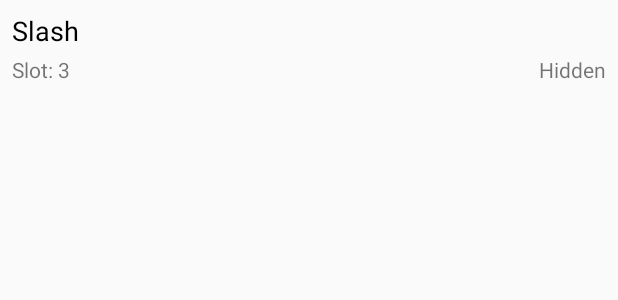
After one commit to ayushKataria/MyPokedex, an Android app: the layout pokemon_ability_list_item.xml on its own in the app's theme, with its tools: preview values and no code run, on a phone screen of 412 x 824 dp. The commit adds this screen. Shown: the top 300 px of the screen. Run offline under Robolectric (Android 15) with nearby library versions, the phone set to English and light mode, and no system bars; network calls fail.

Commit message:
added abilitiesFragment in pokemonDetail

```diff
--- a/app/src/main/java/com/example/akat2/mypokedex/adapters/PokemonDetailViewPagerAdapter.kt
+++ b/app/src/main/java/com/example/akat2/mypokedex/adapters/PokemonDetailViewPagerAdapter.kt
@@ -3,6 +3,7 @@ package com.example.akat2.mypokedex.adapters
 import android.support.v4.app.Fragment
 import android.support.v4.app.FragmentManager
 import android.support.v4.app.FragmentPagerAdapter
+import com.example.akat2.mypokedex.fragments.PokemonDetailAbilitiesFragment
 import com.example.akat2.mypokedex.fragments.PokemonDetailOverviewFragment
 
 /**
@@ -15,6 +16,7 @@ class PokemonDetailViewPagerAdapter(fm: FragmentManager?) : FragmentPagerAdapter
     override fun getItem(position: Int): Fragment {
         return when(position) {
             0 -> PokemonDetailOverviewFragment()
+            1 -> PokemonDetailAbilitiesFragment()
             else -> Fragment()
         }
     }
--- a/app/src/main/java/com/example/akat2/mypokedex/adapters/PokemonTypeListAdapter.kt
+++ b/app/src/main/java/com/example/akat2/mypokedex/adapters/PokemonTypeListAdapter.kt
@@ -18,7 +18,7 @@ class PokemonTypeListAdapter(val context: Context?, val types: ArrayList<String>
 
     override fun onCreateViewHolder(parent: ViewGroup, viewType: Int): ViewHolder {
         val view = LayoutInflater.from(context).inflate(R.layout.pokemon_type_list_item, parent, false)
-        return ViewHolder(view, itemClick)
+        return ViewHolder(view)
     }
 
     override fun getItemCount(): Int {
@@ -29,7 +29,7 @@ class PokemonTypeListAdapter(val context: Context?, val types: ArrayList<String>
         holder.bindType(types[position])
     }
 
-    inner class ViewHolder(itemView: View?, itemClick: (String) -> Unit) : RecyclerView.ViewHolder(itemView){
+    inner class ViewHolder(itemView: View?) : RecyclerView.ViewHolder(itemView){
 
         val typeNameTextView = itemView?.findViewById<TextView>(R.id.pokemonListTypeTxt)
         val typeImageView = itemView?.findViewById<ImageView>(R.id.pokemonTypeImageView)
--- a/app/src/main/java/com/example/akat2/mypokedex/fragments/PokemonDetailOverviewFragment.kt
+++ b/app/src/main/java/com/example/akat2/mypokedex/fragments/PokemonDetailOverviewFragment.kt
@@ -2,7 +2,6 @@ package com.example.akat2.mypokedex.fragments
 
 import android.os.Bundle
 import android.support.v4.app.Fragment
-import android.support.v7.recyclerview.extensions.ListAdapter
 import android.support.v7.widget.LinearLayoutManager
 import android.view.LayoutInflater
 import android.view.View
@@ -10,7 +9,7 @@ import android.view.ViewGroup
 import com.example.akat2.mypokedex.R
 import com.example.akat2.mypokedex.activities.PokemonDetailActivity
 import com.example.akat2.mypokedex.adapters.PokemonTypeListAdapter
-import kotlinx.android.synthetic.main.pokemon_detail_overview_fragment.*
+import kotlinx.android.synthetic.main.fragment_pokemon_detail_overview.*
 
 /**
  * Created by Ayush Kataria on 01-07-2018.
@@ -18,7 +17,7 @@ import kotlinx.android.synthetic.main.pokemon_detail_overview_fragment.*
 class PokemonDetailOverviewFragment: Fragment() {
 
     override fun onCreateView(inflater: LayoutInflater, container: ViewGroup?, savedInstanceState: Bundle?): View? {
-        val view = LayoutInflater.from(context).inflate(R.layout.pokemon_detail_overview_fragment, container, false)
+        val view = LayoutInflater.from(context).inflate(R.layout.fragment_pokemon_detail_overview, container, false)
         return view
     }
 
--- /dev/null
+++ b/app/src/main/res/layout/pokemon_ability_list_item.xml
@@ -0,0 +1,46 @@
+<?xml version="1.0" encoding="utf-8"?>
+<android.support.constraint.ConstraintLayout xmlns:android="http://schemas.android.com/apk/res/android"
+    xmlns:app="http://schemas.android.com/apk/res-auto"
+    xmlns:tools="http://schemas.android.com/tools"
+    android:layout_width="match_parent"
+    android:layout_height="wrap_content">
+
+    <TextView
+        android:id="@+id/pokemonAbilityNameTxt"
+        android:layout_width="wrap_content"
+        android:layout_height="wrap_content"
+        android:layout_marginStart="8dp"
+        android:layout_marginTop="8dp"
+        android:textColor="@android:color/black"
+        android:textSize="18sp"
+        app:layout_constraintStart_toStartOf="parent"
+        app:layout_constraintTop_toTopOf="parent"
+        tools:text="Slash" />
+
+    <TextView
+        android:id="@+id/textView6"
+        android:layout_width="wrap_content"
+        android:layout_height="wrap_content"
+        android:layout_marginTop="4dp"
+        android:text="Slot: "
+        app:layout_constraintStart_toStartOf="@+id/pokemonAbilityNameTxt"
+        app:layout_constraintTop_toBottomOf="@+id/pokemonAbilityNameTxt" />
+
+    <TextView
+        android:id="@+id/pokemonAbilitySlotTxt"
+        android:layout_width="wrap_content"
+        android:layout_height="wrap_content"
+        app:layout_constraintStart_toEndOf="@+id/textView6"
+        app:layout_constraintTop_toTopOf="@+id/textView6"
+        tools:text="3" />
+
+    <TextView
+        android:id="@+id/pokemonAbilityIsHiddenTxt"
+        android:layout_width="wrap_content"
+        android:layout_height="wrap_content"
+        android:layout_marginEnd="8dp"
+        android:text="Hidden"
+        app:layout_constraintBottom_toBottomOf="@+id/pokemonAbilitySlotTxt"
+        app:layout_constraintEnd_toEndOf="parent"
+        app:layout_constraintTop_toTopOf="@+id/pokemonAbilitySlotTxt" />
+</android.support.constraint.ConstraintLayout>
--- a/build.gradle
+++ b/build.gradle
@@ -1,7 +1,7 @@
 // Top-level build file where you can add configuration options common to all sub-projects/modules.
 
 buildscript {
-    ext.kotlin_version = '1.2.40'
+    ext.kotlin_version = '1.2.50'
     repositories {
         google()
         jcenter()
```
Also changed, not shown: app/src/main/java/com/example/akat2/mypokedex/adapters/PokemonAbilityListAdapter.kt (added, +53 -0 lines), app/src/main/java/com/example/akat2/mypokedex/fragments/PokemonDetailAbilitiesFragment.kt (added, +36 -0 lines), app/src/main/res/layout/fragment_pokemon_detail_abilities.xml (added, +18 -0 lines), app/src/main/res/layout/fragment_pokemon_detail_overview.xml (renamed from app/src/main/res/layout/pokemon_detail_overview_fragment.xml).
